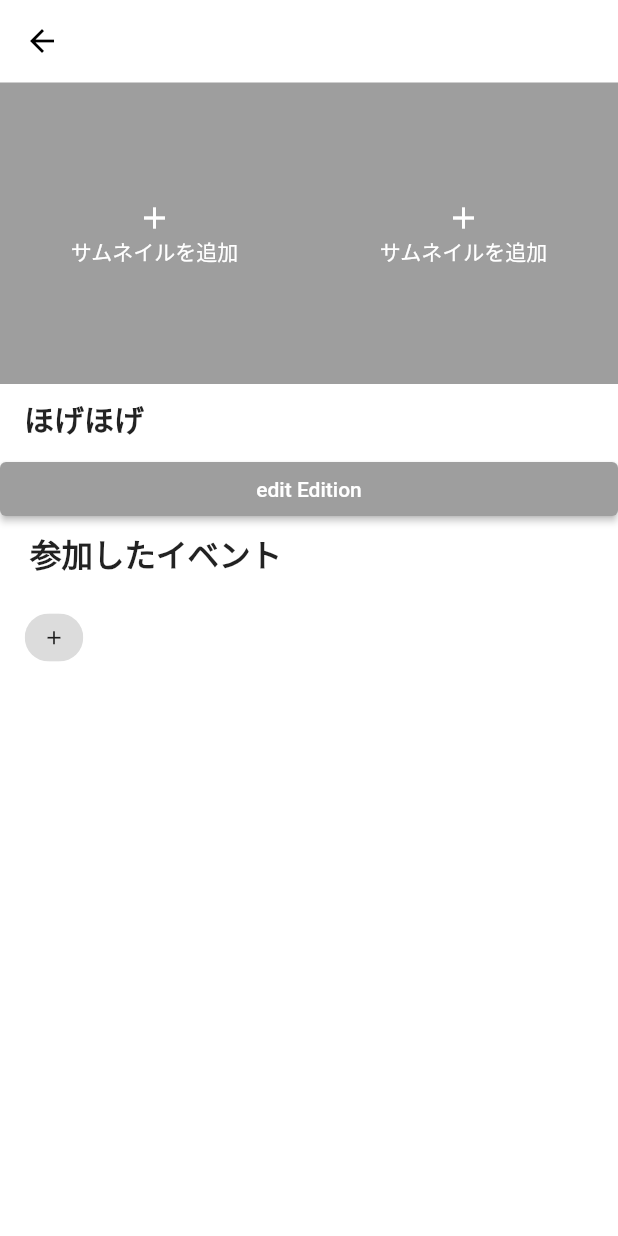
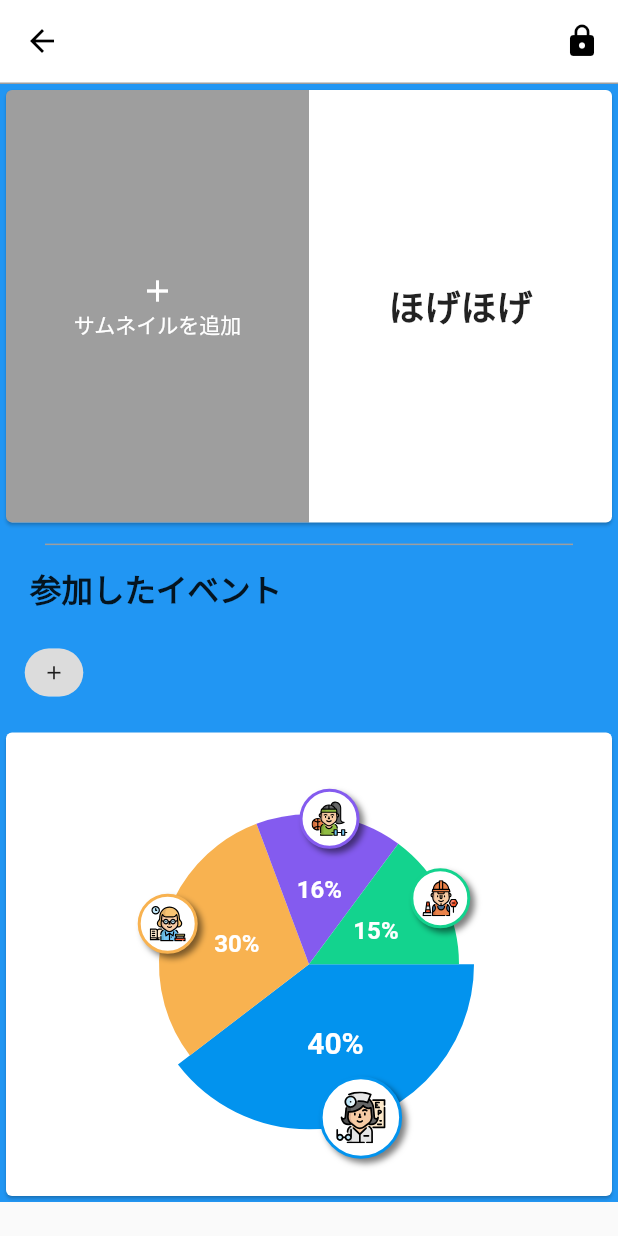
Before and after one commit to san-taki/dojin_hub, a Flutter app: the ProductDetailPagerScreen screen opened by its route, after a tap on "サムネイルを追加", on a phone screen of 412 x 824 dp. Run offline on Flutter 3.47's test engine with Material 2 defaults, Android fonts, the phone set to English and light mode, and no system bars; drawn by our look-alikes of fl_chart; our stand-ins replace file_picker, flutter_hooks, flutter_riverpod, flutter_svg, fluttertoast, freezed_annotation and 4 more; missing offline and left inert: enum_to_string; accounts and stored records are empty; statements that could not run were skipped.

Commit message:
ditail調整

```diff
--- a/build.yaml
+++ b/build.yaml
@@ -6,4 +6,5 @@ targets:
           include:
             - lib/domain/entity/*.dart
             - lib/domain/store/*.dart
+            - lib/ui/component_model/*.dart
             - lib/ui/screen_model/*.dart
--- a/lib/app/style_constants.dart
+++ b/lib/app/style_constants.dart
@@ -1,7 +1,7 @@
 import 'package:flutter/material.dart';
 
 class AppFontWeight {
-  static final headline = FontWeight.normal;
+  static final headline = FontWeight.bold;
   static final title = FontWeight.bold;
   static final subHead = FontWeight.normal;
   static final body = FontWeight.normal;
--- /dev/null
+++ b/lib/di/component_model_provider.dart
@@ -0,0 +1,9 @@
+import 'package:dojin_hub/ui/component_model/common_appbar_model.dart';
+import 'package:flutter_riverpod/flutter_riverpod.dart';
+
+final commonAppBarModelProvider = StateNotifierProvider.autoDispose<
+    CommonAppBarModelController, CommonAppBarModel>(
+  (ref) => CommonAppBarModelController(
+    CommonAppBarModel(),
+  ),
+);
--- a/lib/domain/entity/product.dart
+++ b/lib/domain/entity/product.dart
@@ -11,7 +11,6 @@ class Product with _$Product {
     required String id,
     required String title,
     @Default('') String coverImagePath,
-    @Default('') String backCoverImagePath,
     @Default([]) List<Edition> editions,
     @Default([]) List<DojinEvent> atendedEvents,
   }) = _Product;
--- a/lib/ui/component/appbar/common_appbar.dart
+++ b/lib/ui/component/appbar/common_appbar.dart
@@ -1,15 +1,20 @@
+import 'package:dojin_hub/di/component_model_provider.dart';
 import 'package:dojin_hub/ui/component/button/component_type.dart';
 import 'package:flutter/material.dart';
+import 'package:hooks_riverpod/hooks_riverpod.dart';
 
 class CommonAppBar extends ComponentType implements PreferredSizeWidget {
-  final bool showHelp;
+  final bool showLockMenu;
 
   CommonAppBar({
-    this.showHelp = false,
+    this.showLockMenu = false,
   });
 
   @override
   Widget build(BuildContext context) {
+    var model = useProvider(commonAppBarModelProvider);
+    var modelController = useProvider(commonAppBarModelProvider.notifier);
+
     return AppBar(
       elevation: 0,
       leading: Visibility(
@@ -33,13 +38,18 @@ class CommonAppBar extends ComponentType implements PreferredSizeWidget {
       centerTitle: true,
       actions: <Widget>[
         Visibility(
-          visible: showHelp,
+          visible: showLockMenu,
           child: IconButton(
-            icon: Icon(
-              Icons.help,
-              color: Colors.blueGrey,
-            ),
-            onPressed: () {},
+            icon: model.isEditing
+                ? Icon(
+                    Icons.lock_open,
+                    color: Colors.red,
+                  )
+                : Icon(
+                    Icons.lock,
+                    color: Colors.black,
+                  ),
+            onPressed: () => modelController.togleEditingState(),
           ),
         ),
       ],
--- /dev/null
+++ b/lib/ui/component/pie_chart/pie_chart.dart
@@ -0,0 +1,166 @@
+
+import 'package:fl_chart/fl_chart.dart';
+import 'package:flutter/foundation.dart';
+import 'package:flutter/material.dart';
+import 'package:flutter_svg/flutter_svg.dart';
+import 'package:flutter/gestures.dart';
+
+class PieChartSample3 extends StatefulWidget {
+  @override
+  State<StatefulWidget> createState() => PieChartSample3State();
+}
+
+class PieChartSample3State extends State {
+  int touchedIndex = 0;
+
+  @override
+  Widget build(BuildContext context) {
+    return AspectRatio(
+      aspectRatio: 1.3,
+      child: Card(
+        color: Colors.white,
+        child: AspectRatio(
+          aspectRatio: 1,
+          child: PieChart(
+            PieChartData(
+                pieTouchData: PieTouchData(touchCallback: (pieTouchResponse) {
+                  setState(() {
+                    final desiredTouch = pieTouchResponse.touchInput is! PointerExitEvent &&
+                        pieTouchResponse.touchInput is! PointerUpEvent;
+                    if (desiredTouch && pieTouchResponse.touchedSection != null) {
+                      touchedIndex = pieTouchResponse.touchedSection!.touchedSectionIndex;
+                    } else {
+                      touchedIndex = -1;
+                    }
+                  });
+                }),
+                borderData: FlBorderData(
+                  show: false,
+                ),
+                sectionsSpace: 0,
+                centerSpaceRadius: 0,
+                sections: showingSections()),
+          ),
+        ),
+      ),
+    );
+  }
+
+  List<PieChartSectionData> showingSections() {
+    return List.generate(4, (i) {
+      final isTouched = i == touchedIndex;
+      final fontSize = isTouched ? 20.0 : 16.0;
+      final radius = isTouched ? 110.0 : 100.0;
+      final widgetSize = isTouched ? 55.0 : 40.0;
+
+      switch (i) {
+        case 0:
+          return PieChartSectionData(
+            color: const Color(0xff0293ee),
+            value: 40,
+            title: '40%',
+            radius: radius,
+            titleStyle: TextStyle(
+                fontSize: fontSize, fontWeight: FontWeight.bold, color: const Color(0xffffffff)),
+            badgeWidget: _Badge(
+              'assets/ophthalmology-svgrepo-com.svg',
+              size: widgetSize,
+              borderColor: const Color(0xff0293ee),
+            ),
+            badgePositionPercentageOffset: .98,
+          );
+        case 1:
+          return PieChartSectionData(
+            color: const Color(0xfff8b250),
+            value: 30,
+            title: '30%',
+            radius: radius,
+            titleStyle: TextStyle(
+                fontSize: fontSize, fontWeight: FontWeight.bold, color: const Color(0xffffffff)),
+            badgeWidget: _Badge(
+              'assets/librarian-svgrepo-com.svg',
+              size: widgetSize,
+              borderColor: const Color(0xfff8b250),
+            ),
+            badgePositionPercentageOffset: .98,
+          );
+        case 2:
+          return PieChartSectionData(
+            color: const Color(0xff845bef),
+            value: 16,
+            title: '16%',
+            radius: radius,
+            titleStyle: TextStyle(
+                fontSize: fontSize, fontWeight: FontWeight.bold, color: const Color(0xffffffff)),
+            badgeWidget: _Badge(
+              'assets/fitness-svgrepo-com.svg',
+              size: widgetSize,
+              borderColor: const Color(0xff845bef),
+            ),
+            badgePositionPercentageOffset: .98,
+          );
+        case 3:
+          return PieChartSectionData(
+            color: const Color(0xff13d38e),
+            value: 15,
+            title: '15%',
+            radius: radius,
+            titleStyle: TextStyle(
+                fontSize: fontSize, fontWeight: FontWeight.bold, color: const Color(0xffffffff)),
+            badgeWidget: _Badge(
+              'assets/worker-svgrepo-com.svg',
+              size: widgetSize,
+              borderColor: const Color(0xff13d38e),
+            ),
+            badgePositionPercentageOffset: .98,
+          );
+        default:
+          throw 'Oh no';
+      }
+    });
+  }
+}
+
+class _Badge extends StatelessWidget {
+  final String svgAsset;
+  final double size;
+  final Color borderColor;
+
+  const _Badge(
+    this.svgAsset, {
+    Key? key,
+    required this.size,
+    required this.borderColor,
+  }) : super(key: key);
+
+  @override
+  Widget build(BuildContext context) {
+    return AnimatedContainer(
+      duration: PieChart.defaultDuration,
+      width: size,
+      height: size,
+      decoration: BoxDecoration(
+        color: Colors.white,
+        shape: BoxShape.circle,
+        border: Border.all(
+          color: borderColor,
+          width: 2,
+        ),
+        boxShadow: <BoxShadow>[
+          BoxShadow(
+            color: Colors.black.withOpacity(.5),
+            offset: const Offset(3, 3),
+            blurRadius: 3,
+          ),
+        ],
+      ),
+      padding: EdgeInsets.all(size * .15),
+      child: Center(
+        child: SvgPicture.asset(
+          svgAsset,
+          fit: BoxFit.contain,
+        ),
+      ),
+    );
+  }
+}
--- /dev/null
+++ b/lib/ui/component_model/common_appbar_model.dart
@@ -0,0 +1,21 @@
+import 'package:dojin_hub/flamework/model_controller_type.dart';
+import 'package:dojin_hub/flamework/model_type.dart';
+import 'package:freezed_annotation/freezed_annotation.dart';
+
+part 'common_appbar_model.freezed.dart';
+
+@freezed
+class CommonAppBarModel extends ModelType with _$CommonAppBarModel {
+  const factory CommonAppBarModel({
+    @Default(false) bool isEditing,
+  }) = _CommonAppBarModel;
+}
+
+class CommonAppBarModelController
+    extends ModelControllerType<CommonAppBarModel> {
+  CommonAppBarModelController(CommonAppBarModel model) : super(model);
+
+  void togleEditingState() {
+    state = state.copyWith(isEditing: !state.isEditing);
+  }
+}
--- a/lib/ui/screen/product_detail_pager_screen.dart
+++ b/lib/ui/screen/product_detail_pager_screen.dart
@@ -15,7 +15,7 @@ class ProductDetailPagerScreen extends HookWidget implements ScreenType {
         useProvider(productDetailScreenCurrentPositionProvider);
 
     return Scaffold(
-      appBar: CommonAppBar(),
+      appBar: CommonAppBar(showLockMenu: true,),
       body: PageView.builder(
         scrollDirection: Axis.horizontal,
         controller: screenModel.pageController,
--- a/lib/ui/screen/product_detail_screen.dart
+++ b/lib/ui/screen/product_detail_screen.dart
@@ -8,6 +8,7 @@ import 'package:dojin_hub/domain/entity/product.dart';
 import 'package:dojin_hub/log/debug_log.dart';
 import 'package:dojin_hub/router/router.dart';
 import 'package:dojin_hub/ui/component/button/primary_button.dart';
+import 'package:dojin_hub/ui/component/pie_chart/pie_chart.dart';
 import 'package:dojin_hub/ui/screen/screen_type.dart';
 import 'package:dojin_hub/ui/screen_model/product_detail_screen_model.dart';
 import 'package:file_picker/file_picker.dart';
@@ -26,15 +27,14 @@ class ProductDetailScreen extends HookWidget implements ScreenType {
     var screenModelController =
         useProvider(productDetailScreenModelProvider(_product).notifier);
 
-    return Scaffold(
-      body: Container(
+    return SingleChildScrollView(
+      child: Container(
         width: double.infinity,
-        color: Colors.white,
+        color: Colors.blue,
         child: Column(
           children: [
             _buildCoverImageArea(context, screenModel, screenModelController),
-            _buildTitle(screenModel.product),
-            ..._buildEditionsArea(context, screenModel.product.editions),
+            _buidDiver(),
             _buildAttendedDojinEventArea(screenModel),
             _buildGraphArea(screenModel),
           ],
@@ -43,20 +43,11 @@ class ProductDetailScreen extends HookWidget implements ScreenType {
     );
   }
 
-  Widget _buildTitle(Product product) {
+  Widget _buidDiver() {
     return Container(
-      alignment: Alignment.centerLeft,
-      padding: EdgeInsets.symmetric(
-        horizontal: 16,
-        vertical: 8,
-      ),
-      child: Text(
-        product.title,
-        style: TextStyle(
-          fontSize: 20,
-          fontWeight: FontWeight.bold,
-        ),
-      ),
+      margin: EdgeInsets.symmetric(horizontal: 30, vertical: 10),
+      height: 1,
+      color: Colors.grey,
     );
   }
 
@@ -114,10 +105,9 @@ class ProductDetailScreen extends HookWidget implements ScreenType {
       BuildContext context,
       ProductDetailScreenModel screenModel,
       ProductDetailScreenModelController screenModelController) {
-    // FIXME: isCoverは設計がよくない
-    final buildCoverImage = (String imagePath, bool isCover) => Container(
+    final buildCoverImage = (String imagePath) => Container(
           child: SizedBox(
-            height: 200,
+            height: _getBookCoverImageHeight(context),
             child: InkWell(
               onTap: () async {
                 FilePickerResult? result =
@@ -125,11 +115,7 @@ class ProductDetailScreen extends HookWidget implements ScreenType {
                 if (result != null) {
                   var path = result.files.single.path;
                   if (path != null) {
-                    if (isCover) {
-                      screenModelController.updateCoverImagePath(path);
-                    } else {
-                      screenModelController.updateBackCoverImagePath(path);
-                    }
+                    screenModelController.updateCoverImagePath(path);
                   } else {
                     DebugLog.d('path is null');
                   }
@@ -141,7 +127,7 @@ class ProductDetailScreen extends HookWidget implements ScreenType {
                   ? Container(
                       decoration: BoxDecoration(
                         image: DecorationImage(
-                          fit: BoxFit.fitWidth,
+                          fit: BoxFit.fitHeight,
                           alignment: FractionalOffset.center,
                           image: Image.file(
                             File(imagePath),
@@ -170,14 +156,29 @@ class ProductDetailScreen extends HookWidget implements ScreenType {
           ),
         );
 
-    return Row(
-      children: [
-        Expanded(
-            child: buildCoverImage(screenModel.product.coverImagePath, true)),
-        Expanded(
-            child:
-                buildCoverImage(screenModel.product.backCoverImagePath, false)),
-      ],
+    return Card(
+      clipBehavior: Clip.antiAliasWithSaveLayer,
+      child: Row(
+        children: [
+          Expanded(child: buildCoverImage(screenModel.product.coverImagePath)),
+          Expanded(
+            child: Container(
+              alignment: Alignment.center,
+              padding: EdgeInsets.symmetric(
+                horizontal: 16,
+                vertical: 16,
+              ),
+              child: Text(
+                screenModel.product.title,
+                style: TextStyle(
+                  fontSize: AppFontSize.headline,
+                  fontWeight: AppFontWeight.headline,
+                ),
+              ),
+            ),
+          ),
+        ],
+      ),
     );
   }
 
@@ -226,6 +227,11 @@ class ProductDetailScreen extends HookWidget implements ScreenType {
   }
 
   Widget _buildGraphArea(ProductDetailScreenModel screenModel) {
-    return Center();
+    return PieChartSample3();
+  }
+
+  double _getBookCoverImageHeight(BuildContext context) {
+    // 本のA版B版ともおよそ1.4のアス比
+    return (MediaQuery.of(context).size.width / 2) * 1.4;
   }
 }
--- a/lib/ui/screen_model/product_detail_screen_model.dart
+++ b/lib/ui/screen_model/product_detail_screen_model.dart
@@ -28,13 +28,5 @@ class ProductDetailScreenModelController
     );
   }
 
-  void updateBackCoverImagePath(String path) {
-    state = state.copyWith(
-      product: state.product.copyWith(
-        backCoverImagePath: path,
-      ),
-    );
-  }
-
   void delete() {}
 }
--- a/pubspec.yaml
+++ b/pubspec.yaml
@@ -37,6 +37,7 @@ dependencies:
   uuid: ^3.0.4
 
   fl_chart: ^0.36.2
+  flutter_svg: ^0.22.0
 
 dev_dependencies:
   flutter_test:
```
Also changed, not shown: assets/fitness-svgrepo-com.svg (added), assets/image_annotation.png (added), assets/librarian-svgrepo-com.svg (added), assets/ophthalmology-svgrepo-com.svg (added), assets/worker-svgrepo-com.svg (added), lib/domain/entity/product.freezed.dart, lib/ui/component_model/common_appbar_model.freezed.dart (added), 4 other files.
